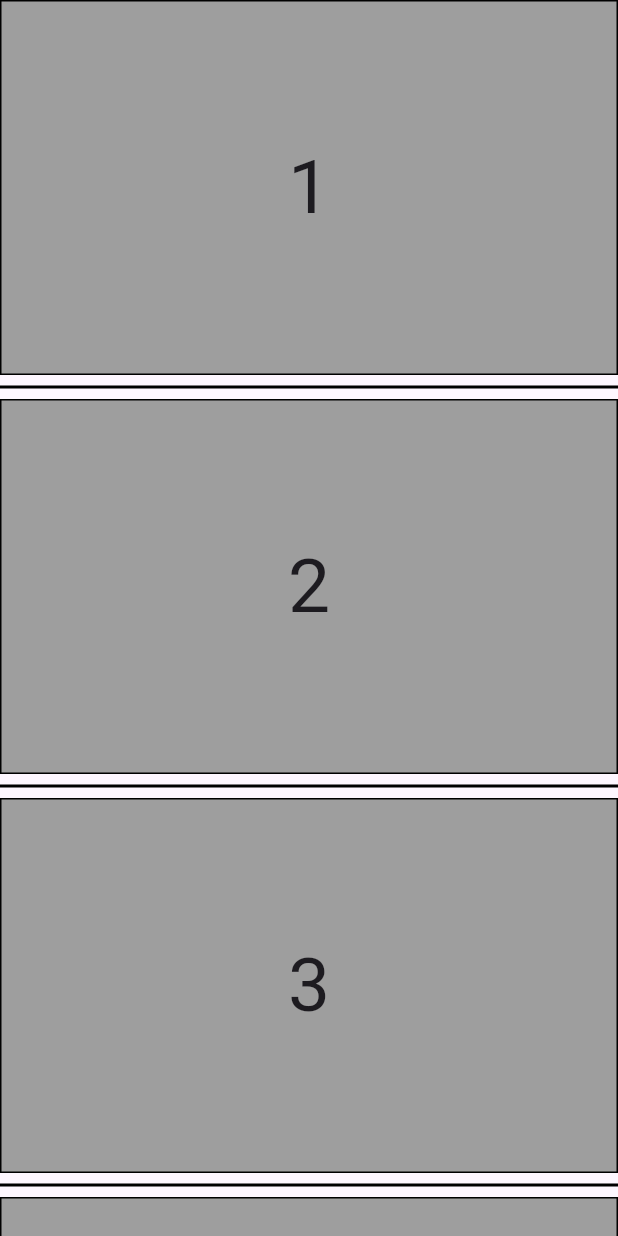
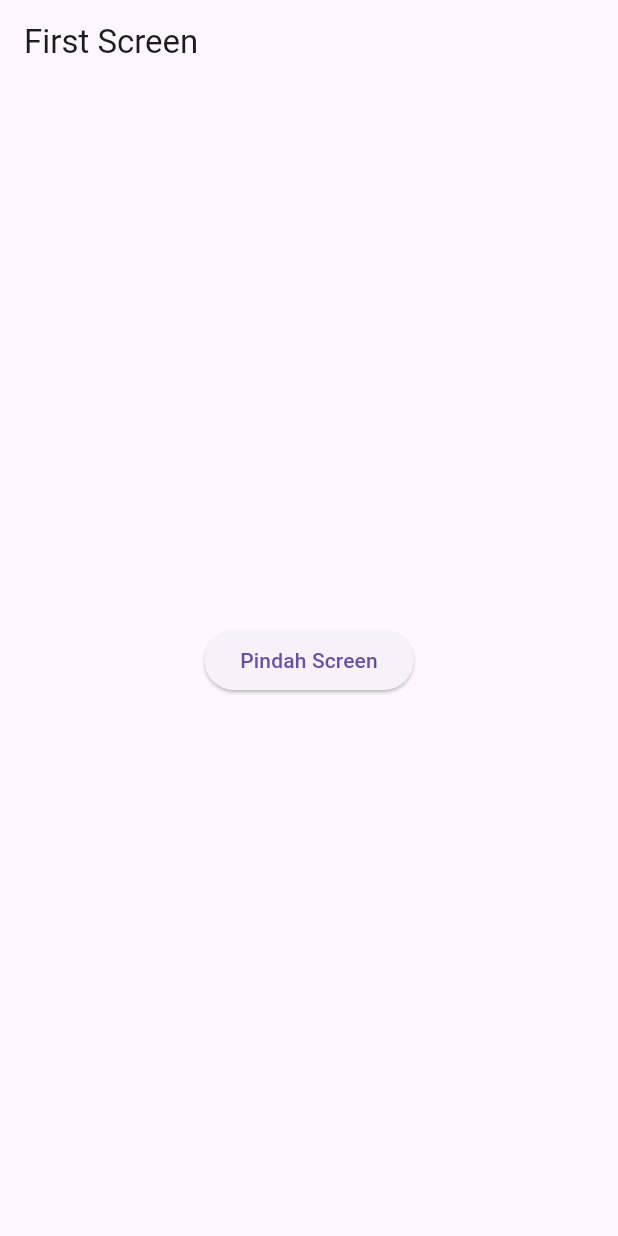
Before and after one commit to wildanniam/flutter-dicoding, a Flutter app: the screen it shows after launch, on a phone screen of 412 x 824 dp. Run offline on Flutter 3.47's test engine with Material 3 defaults, Android fonts, the light colour scheme and no system bars.

Commit message:
belajar navigation flutter

```diff
--- a/lib/main.dart
+++ b/lib/main.dart
@@ -1,4 +1,4 @@
-import 'package:belajar_dicoding/belajar_listview.dart';
+import 'package:belajar_dicoding/navigation.dart';
 import 'package:flutter/material.dart';
 
 void main(List<String> args) {
@@ -13,7 +13,7 @@ class MyApp extends StatelessWidget {
       debugShowCheckedModeBanner: false,
       title: 'Wisata Bandung',
       theme: ThemeData(),
-      home: const ScrollBuilder(),
+      home: const FirstScreen(),
     );
   }
 }
--- /dev/null
+++ b/lib/navigation.dart
@@ -0,0 +1,50 @@
+import 'package:flutter/material.dart';
+
+class FirstScreen extends StatelessWidget {
+  const FirstScreen({super.key});
+  final String message = "Hello from first screen";
+
+  @override
+  Widget build(BuildContext context) {
+    return Scaffold(
+      appBar: AppBar(
+        title: const Text('First Screen'),
+      ),
+      body: Center(
+        child: ElevatedButton(
+            onPressed: () {
+              Navigator.push(context, MaterialPageRoute(builder: (context) {
+                return SecondScreen(message);
+              }));
+            },
+            child: const Text("Pindah Screen")),
+      ),
+    );
+  }
+}
+
+class SecondScreen extends StatelessWidget {
+  const SecondScreen(this.message, {super.key});
+  final String message;
+  @override
+  Widget build(BuildContext context) {
+    return Scaffold(
+      appBar: AppBar(
+        title: const Text('Second Screen'),
+      ),
+      body: Center(
+        child: Column(
+          mainAxisAlignment: MainAxisAlignment.center,
+          children: [
+            Text(message),
+            ElevatedButton(
+                onPressed: () {
+                  Navigator.pop(context);
+                },
+                child: Text("Kembali")),
+          ],
+        ),
+      ),
+    );
+  }
+}
```
